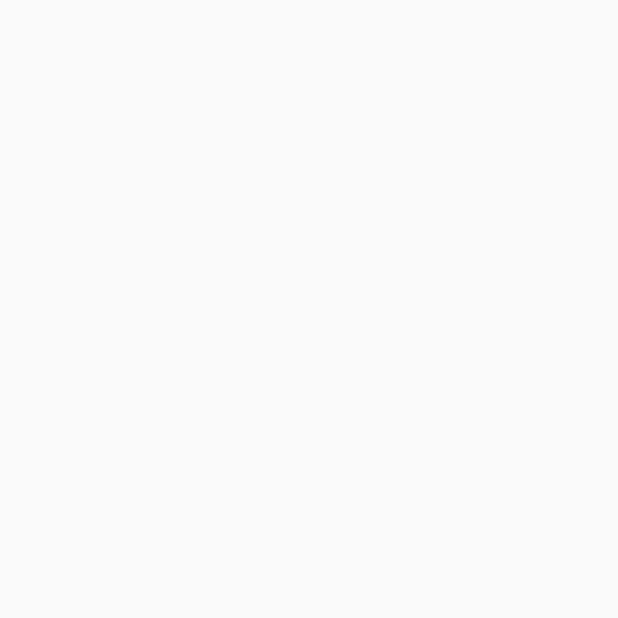
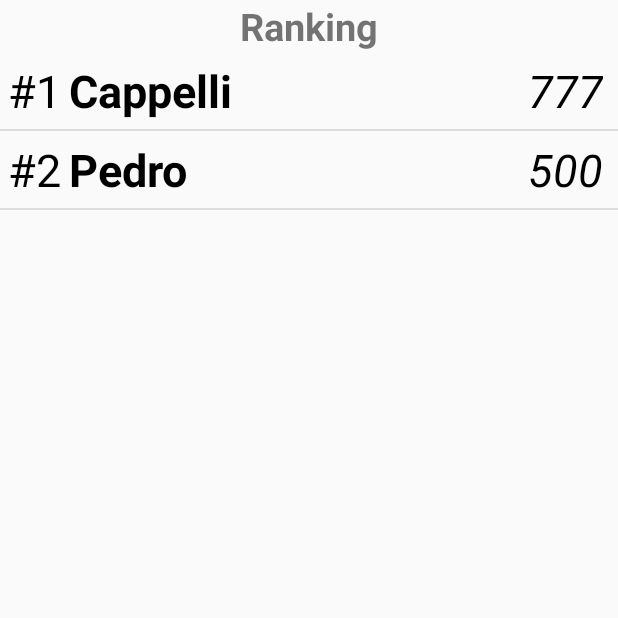
Before and after one commit to CoelhoPedro/pokemory, an Android app: the RankingActivity screen opened directly, with no data from a screen before it, on a phone screen of 412 x 824 dp, the top half of it. Before the commit the part shown is empty. Run offline under Robolectric (Android 15) with nearby library versions, the phone set to English and light mode, and no system bars.

Commit message:
criado o layout do ranking e a logica de implementacao da listview

```diff
--- /dev/null
+++ b/app/src/main/java/com/example/pedro/pokemory/RankAdapter.java
@@ -0,0 +1,58 @@
+package com.example.pedro.pokemory;
+
+import android.app.Activity;
+import android.view.View;
+import android.view.ViewGroup;
+import android.widget.BaseAdapter;
+import android.widget.TextView;
+
+import java.util.List;
+
+/**
+ * Created by user on 19/07/2018.
+ */
+
+public class RankAdapter extends BaseAdapter {
+
+    private final List<RankItem> items;
+    private final Activity activity;
+
+    public RankAdapter(List<RankItem> items, Activity activity) {
+        this.items = items;
+        this.activity = activity;
+    }
+
+    @Override
+    public int getCount() {
+        return items.size();
+    }
+
+    @Override
+    public Object getItem(int position) {
+        return items.get(position);
+    }
+
+    @Override
+    public long getItemId(int position) {
+        return 0;
+    }
+
+    @Override
+    public View getView(int position, View convertView, ViewGroup parent) {
+        final View view = activity.getLayoutInflater().inflate(R.layout.rank_list, parent, false);
+        RankItem itemInfo = items.get(position);
+
+        final String itemName = itemInfo.getName();
+        final String score = itemInfo.getScore();
+        final int itemPosition = position+1;
+        TextView textViewRankPosition = view.findViewById(R.id.textViewRankPosition);
+        TextView textViewRankName = view.findViewById(R.id.textViewRankName);
+        TextView textViewRankScore = view.findViewById(R.id.textViewRankScore);
+
+        textViewRankName.setText(itemName);
+        textViewRankScore.setText(score);
+        textViewRankPosition.setText("#" + itemPosition);
+
+        return view;
+    }
+}
--- /dev/null
+++ b/app/src/main/java/com/example/pedro/pokemory/RankItem.java
@@ -0,0 +1,24 @@
+package com.example.pedro.pokemory;
+
+/**
+ * Created by user on 19/07/2018.
+ */
+
+public class RankItem {
+
+    private String name;
+    private String score;
+
+    public RankItem(String name, String score) {
+        this.name = name;
+        this.score = score;
+    }
+
+    public String getName() {
+        return name;
+    }
+
+    public String getScore() {
+        return score;
+    }
+}
--- a/app/src/main/java/com/example/pedro/pokemory/RankingActivity.java
+++ b/app/src/main/java/com/example/pedro/pokemory/RankingActivity.java
@@ -2,6 +2,11 @@ package com.example.pedro.pokemory;
 
 import android.support.v7.app.AppCompatActivity;
 import android.os.Bundle;
+import android.widget.ListView;
+
+import java.util.ArrayList;
+import java.util.Arrays;
+import java.util.List;
 
 public class RankingActivity extends AppCompatActivity {
 
@@ -9,5 +14,16 @@ public class RankingActivity extends AppCompatActivity {
     protected void onCreate(Bundle savedInstanceState) {
         super.onCreate(savedInstanceState);
         setContentView(R.layout.activity_ranking);
+
+        List<RankItem> list = getRanking();
+        ListView listRanking = findViewById(R.id.listViewRanking);
+        RankAdapter adapter = new RankAdapter(list, this);
+        listRanking.setAdapter(adapter);
+    }
+
+    private List<RankItem> getRanking(){
+        return new ArrayList<>(Arrays.asList(
+                new RankItem("Cappelli", "777"),
+                new RankItem("Pedro", "500")));
     }
 }
--- a/app/src/main/res/layout/activity_jogo.xml
+++ b/app/src/main/res/layout/activity_jogo.xml
@@ -14,7 +14,8 @@
         android:layout_height="wrap_content"
         android:gravity="center"
         android:text="Pontuação"
-        android:textSize="30sp" />
+        android:textSize="30sp"
+        android:textStyle="bold" />
 
     <LinearLayout
         android:id="@+id/linearLayout"
--- a/app/src/main/res/layout/activity_ranking.xml
+++ b/app/src/main/res/layout/activity_ranking.xml
@@ -1,9 +1,24 @@
 <?xml version="1.0" encoding="utf-8"?>
-<android.support.constraint.ConstraintLayout xmlns:android="http://schemas.android.com/apk/res/android"
+<LinearLayout xmlns:android="http://schemas.android.com/apk/res/android"
     xmlns:app="http://schemas.android.com/apk/res-auto"
     xmlns:tools="http://schemas.android.com/tools"
     android:layout_width="match_parent"
     android:layout_height="match_parent"
-    tools:context=".RankingActivity">
+    tools:context=".RankingActivity"
+    android:orientation="vertical">
 
-</android.support.constraint.ConstraintLayout>
+    <TextView
+        android:id="@+id/textViewRanking"
+        android:layout_width="match_parent"
+        android:layout_height="wrap_content"
+        android:text="Ranking"
+        android:gravity="center"
+        android:textSize="25sp"
+        android:textStyle="bold"/>
+
+    <ListView
+        android:id="@+id/listViewRanking"
+        android:layout_width="fill_parent"
+        android:layout_height="fill_parent"/>
+
+</LinearLayout>
--- /dev/null
+++ b/app/src/main/res/layout/rank_list.xml
@@ -0,0 +1,46 @@
+<?xml version="1.0" encoding="utf-8"?>
+<RelativeLayout
+    xmlns:android="http://schemas.android.com/apk/res/android"
+    android:layout_width="match_parent"
+    android:layout_height="match_parent"
+    android:orientation="horizontal">
+
+    <TextView
+        android:id="@+id/textViewRankPosition"
+        android:layout_width="wrap_content"
+        android:layout_height="wrap_content"
+        android:text="#1"
+        android:textSize="30sp"
+        android:textColor="#000000"
+        android:layout_margin="5dp"/>
+
+    <TextView
+        android:id="@+id/textViewRankName"
+        android:layout_width="match_parent"
+        android:layout_height="wrap_content"
+        android:layout_alignBaseline="@+id/textViewRankPosition"
+        android:layout_alignBottom="@+id/textViewRankPosition"
+        android:layout_toEndOf="@+id/textViewRankPosition"
+        android:layout_toRightOf="@+id/textViewRankPosition"
+        android:text="Name"
+        android:textColor="#000000"
+        android:textSize="30sp"
+        android:textStyle="bold" />
+
+    <TextView
+        android:id="@+id/textViewRankScore"
+        android:layout_width="wrap_content"
+        android:layout_height="wrap_content"
+        android:layout_alignParentRight="true"
+        android:layout_marginBottom="5dp"
+        android:layout_marginLeft="10dp"
+        android:layout_marginRight="10dp"
+        android:layout_marginTop="5dp"
+        android:text="777"
+        android:textAllCaps="false"
+        android:textColor="#000000"
+        android:textSize="30sp"
+        android:textStyle="italic" />
+
+
+</RelativeLayout>
```
